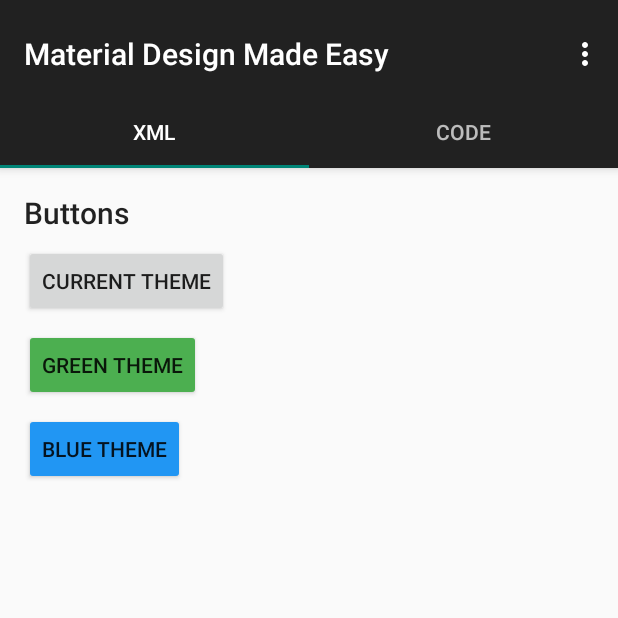
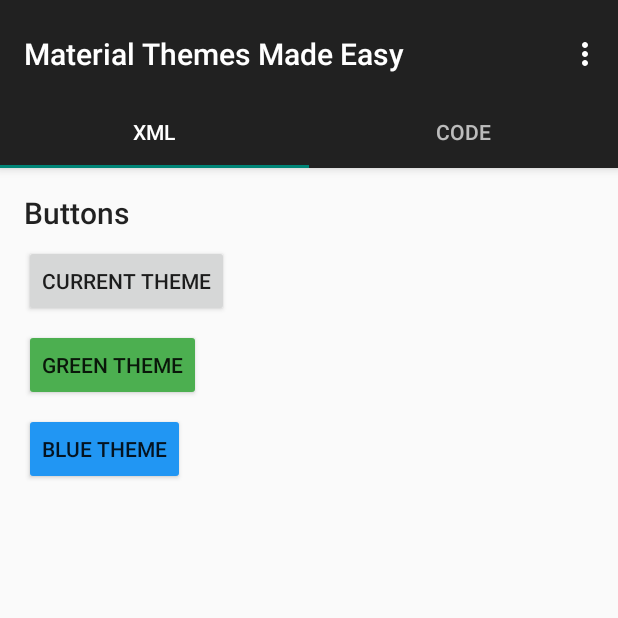
Before and after one commit to StevenByle/Android-Material-Themes-Demo, an Android app: the screen it shows after launch (HomeActivity), on a phone screen of 412 x 824 dp, the top half of it. Run offline under Robolectric (Android 15) with nearby library versions, the phone set to English and light mode, and no system bars.

Commit message:
Refactored application name and package

```diff
--- a/MaterialThemesMadeEasy/app/src/main/AndroidManifest.xml
+++ b/MaterialThemesMadeEasy/app/src/main/AndroidManifest.xml
@@ -1,6 +1,6 @@
 <?xml version="1.0" encoding="utf-8"?>
 <manifest
-    package="com.stevenbyle.androidmaterialdesign"
+    package="com.stevenbyle.android.materialthemes"
     xmlns:android="http://schemas.android.com/apk/res/android">
 
     <application
@@ -10,7 +10,7 @@
         android:supportsRtl="false"
         android:theme="@style/AppTheme">
         <activity
-            android:name=".controller.home.HomeActivity"
+            android:name="com.stevenbyle.android.materialthemes.controller.home.HomeActivity"
             android:label="@string/app_name">
             <intent-filter>
                 <action android:name="android.intent.action.MAIN"/>
--- a/MaterialThemesMadeEasy/app/src/main/java/com/stevenbyle/androidmaterialdesign/controller/home/HomeActivity.java
+++ b/MaterialThemesMadeEasy/app/src/main/java/com/stevenbyle/android/materialthemes/controller/home/HomeActivity.java
@@ -1,4 +1,4 @@
-package com.stevenbyle.androidmaterialdesign.controller.home;
+package com.stevenbyle.android.materialthemes.controller.home;
 
 import android.support.design.widget.TabLayout;
 import android.support.design.widget.FloatingActionButton;
@@ -13,7 +13,7 @@ import android.view.Menu;
 import android.view.MenuItem;
 import android.view.View;
 
-import com.stevenbyle.androidmaterialdesign.R;
+import com.stevenbyle.android.materialthemes.R;
 
 public class HomeActivity extends AppCompatActivity {
 
--- a/MaterialThemesMadeEasy/app/src/main/java/com/stevenbyle/androidmaterialdesign/controller/home/HomePagerAdapter.java
+++ b/MaterialThemesMadeEasy/app/src/main/java/com/stevenbyle/android/materialthemes/controller/home/HomePagerAdapter.java
@@ -1,12 +1,12 @@
-package com.stevenbyle.androidmaterialdesign.controller.home;
+package com.stevenbyle.android.materialthemes.controller.home;
 
 import android.content.Context;
 import android.support.v4.app.Fragment;
 import android.support.v4.app.FragmentManager;
 import android.support.v4.app.FragmentPagerAdapter;
 
-import com.stevenbyle.androidmaterialdesign.R;
-import com.stevenbyle.androidmaterialdesign.controller.home.MaterialByXmlFragment.ThemingMethod;
+import com.stevenbyle.android.materialthemes.R;
+import com.stevenbyle.android.materialthemes.controller.home.MaterialByXmlFragment.ThemingMethod;
 
 import java.lang.ref.WeakReference;
 
--- a/MaterialThemesMadeEasy/app/src/main/java/com/stevenbyle/androidmaterialdesign/global/LogUtil.java
+++ b/MaterialThemesMadeEasy/app/src/main/java/com/stevenbyle/android/materialthemes/global/LogUtil.java
@@ -1,4 +1,4 @@
-package com.stevenbyle.androidmaterialdesign.global;
+package com.stevenbyle.android.materialthemes.global;
 
 import android.os.Bundle;
 import android.support.annotation.Nullable;
--- a/MaterialThemesMadeEasy/app/src/main/res/layout/activity_home.xml
+++ b/MaterialThemesMadeEasy/app/src/main/res/layout/activity_home.xml
@@ -7,7 +7,7 @@
     android:layout_width="match_parent"
     android:layout_height="match_parent"
     android:fitsSystemWindows="true"
-    tools:context="com.stevenbyle.androidmaterialdesign.controller.home.HomeActivity">
+    tools:context="com.stevenbyle.android.materialthemes.controller.home.HomeActivity">
 
     <android.support.design.widget.AppBarLayout
         android:id="@+id/appbar"
--- a/MaterialThemesMadeEasy/app/src/main/res/menu/menu_home.xml
+++ b/MaterialThemesMadeEasy/app/src/main/res/menu/menu_home.xml
@@ -1,7 +1,7 @@
 <menu xmlns:android="http://schemas.android.com/apk/res/android"
       xmlns:app="http://schemas.android.com/apk/res-auto"
       xmlns:tools="http://schemas.android.com/tools"
-      tools:context="com.stevenbyle.androidmaterialdesign.controller.home.HomeActivity">
+      tools:context="com.stevenbyle.android.materialthemes.controller.home.HomeActivity">
     <item
         android:id="@+id/action_settings"
         android:orderInCategory="100"
--- a/MaterialThemesMadeEasy/app/src/main/res/values/strings.xml
+++ b/MaterialThemesMadeEasy/app/src/main/res/values/strings.xml
@@ -1,6 +1,6 @@
 <resources>
     <!-- Global app -->
-    <string name="app_name">Material Design Made Easy</string>
+    <string name="app_name">Material Themes Made Easy</string>
 
     <!-- Menu actions -->
     <string name="action_settings">Settings</string>
```
Also changed, not shown: MaterialThemesMadeEasy/app/src/main/java/com/stevenbyle/android/materialthemes/controller/home/MaterialByXmlFragment.java (renamed from MaterialThemesMadeEasy/app/src/main/java/com/stevenbyle/androidmaterialdesign/controller/home/MaterialByXmlFragment.java, +5 -5 lines), 1 other file.
